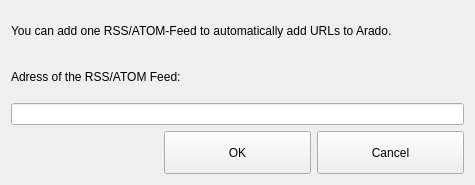
The window that ui/feed-input.ui (berndhs/arado) describes before a commit, drawn with Qt 5.
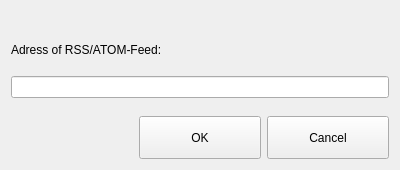
The same window after the commit. Icons and pictures are not drawn.

Commit message: icons added to layout.

The edit to the form file:
```diff
--- a/ui/feed-input.ui
+++ b/ui/feed-input.ui
@@ -6,15 +6,15 @@
    <rect>
     <x>0</x>
     <y>0</y>
-    <width>475</width>
-    <height>185</height>
+    <width>400</width>
+    <height>170</height>
    </rect>
   </property>
   <property name="windowTitle">
    <string>Add Feed-URL</string>
   </property>
   <layout class="QGridLayout" name="gridLayout">
-   <item row="3" column="2">
+   <item row="6" column="2">
     <widget class="QPushButton" name="cancelButton">
      <property name="minimumSize">
       <size>
@@ -37,7 +37,30 @@
      </property>
     </widget>
    </item>
-   <item row="3" column="1">
+   <item row="2" column="0" colspan="3">
+    <widget class="QLabel" name="label_2">
+     <property name="text">
+      <string>Adress of RSS/ATOM-Feed:</string>
+     </property>
+    </widget>
+   </item>
+   <item row="4" column="0" colspan="3">
+    <widget class="QLineEdit" name="feedEdit"/>
+   </item>
+   <item row="0" column="0">
+    <widget class="QLabel" name="label_3">
+     <property name="toolTip">
+      <string>Define one RSS/ATOM-Feed to automatically add URLs to Arado.</string>
+     </property>
+     <property name="text">
+      <string/>
+     </property>
+     <property name="pixmap">
+      <pixmap resource="../arado.qrc">:/images/rss.png</pixmap>
+     </property>
+    </widget>
+   </item>
+   <item row="6" column="1">
     <widget class="QPushButton" name="okButton">
      <property name="minimumSize">
       <size>
@@ -60,22 +83,44 @@
      </property>
     </widget>
    </item>
-   <item row="0" column="0" colspan="3">
-    <widget class="QLabel" name="label_2">
-     <property name="text">
-      <string>You can add one RSS/ATOM-Feed to automatically add URLs to Arado.</string>
+   <item row="3" column="0">
+    <spacer name="verticalSpacer">
+     <property name="orientation">
+      <enum>Qt::Vertical</enum>
      </property>
-    </widget>
+     <property name="sizeHint" stdset="0">
+      <size>
+       <width>20</width>
+       <height>40</height>
+      </size>
+     </property>
+    </spacer>
    </item>
-   <item row="1" column="0" colspan="3">
-    <widget class="QLabel" name="label">
-     <property name="text">
-      <string>Adress of the RSS/ATOM Feed:</string>
+   <item row="1" column="0">
+    <spacer name="verticalSpacer_2">
+     <property name="orientation">
+      <enum>Qt::Vertical</enum>
      </property>
-    </widget>
+     <property name="sizeHint" stdset="0">
+      <size>
+       <width>20</width>
+       <height>40</height>
+      </size>
+     </property>
+    </spacer>
    </item>
-   <item row="2" column="0" colspan="3">
-    <widget class="QLineEdit" name="feedEdit"/>
+   <item row="5" column="0">
+    <spacer name="verticalSpacer_3">
+     <property name="orientation">
+      <enum>Qt::Vertical</enum>
+     </property>
+     <property name="sizeHint" stdset="0">
+      <size>
+       <width>20</width>
+       <height>40</height>
+      </size>
+     </property>
+    </spacer>
    </item>
   </layout>
  </widget>
```
The commit also changes 1 other file.
